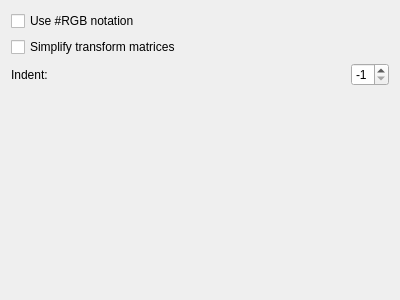
This is src/preferences/outputpage.ui in RazrFalcon/svgcleaner-gui as Qt 5 draws it before an edit. The edited form follows.
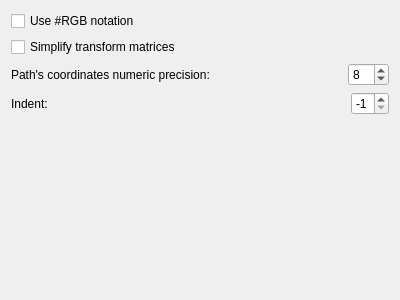
This is the edited form.

What changed in the file:
```diff
--- a/src/preferences/outputpage.ui
+++ b/src/preferences/outputpage.ui
@@ -28,6 +28,36 @@
      </property>
     </widget>
    </item>
+   <item>
+    <layout class="QHBoxLayout" name="horizontalLayout_2">
+     <item>
+      <widget class="QLabel" name="label_2">
+       <property name="text">
+        <string>Path's coordinates numeric precision:</string>
+       </property>
+      </widget>
+     </item>
+     <item>
+      <widget class="QSpinBox" name="spinBoxPathsPrecision">
+       <property name="sizePolicy">
+        <sizepolicy hsizetype="Fixed" vsizetype="Fixed">
+         <horstretch>0</horstretch>
+         <verstretch>0</verstretch>
+        </sizepolicy>
+       </property>
+       <property name="minimum">
+        <number>1</number>
+       </property>
+       <property name="maximum">
+        <number>12</number>
+       </property>
+       <property name="value">
+        <number>8</number>
+       </property>
+      </widget>
+     </item>
+    </layout>
+   </item>
    <item>
     <layout class="QHBoxLayout" name="horizontalLayout">
      <item>
```
